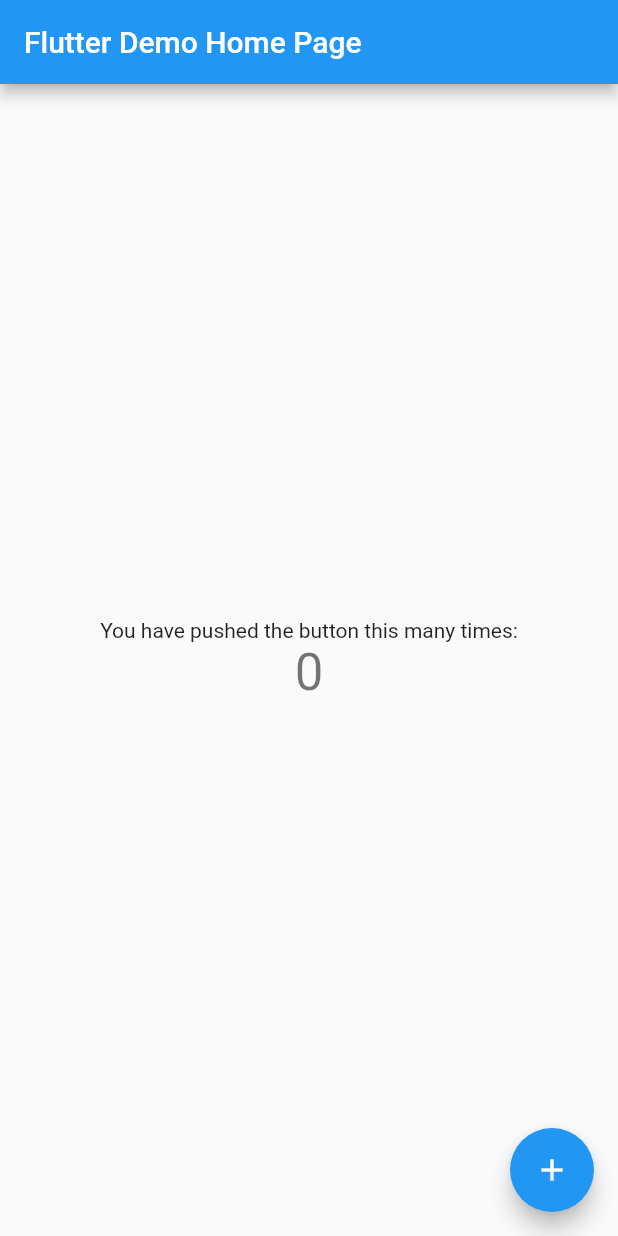
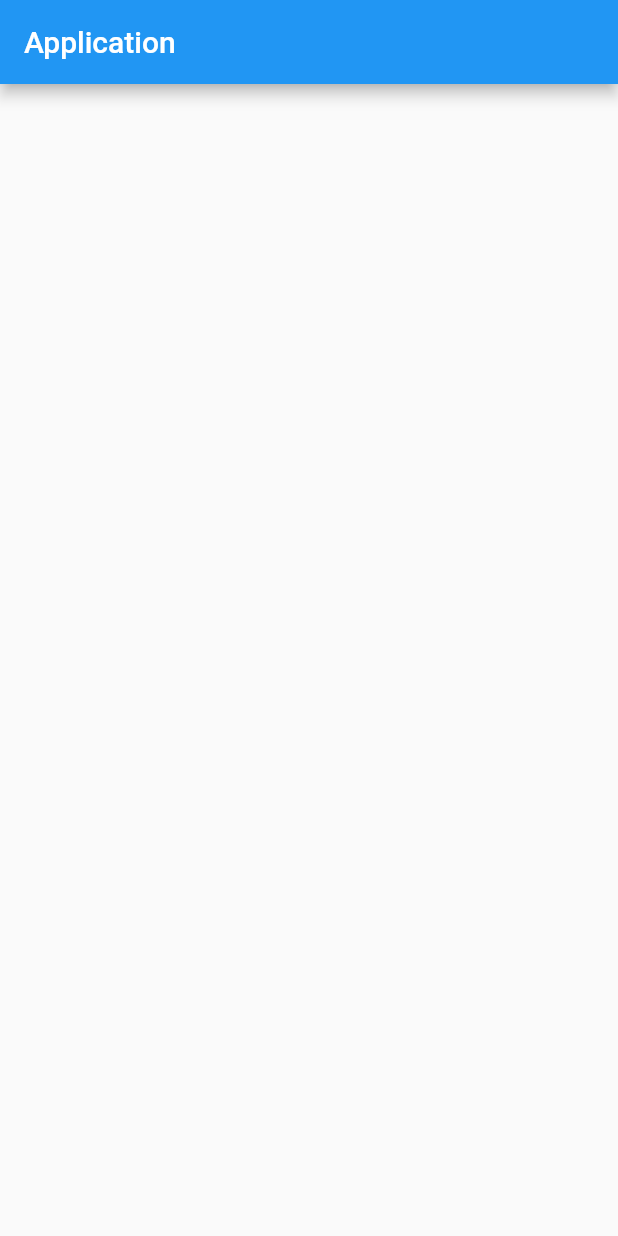
Before and after one commit to MaratLKanatov/flutter_like_in_video, a Flutter app: the screen it shows after launch, on a phone screen of 412 x 824 dp. Run offline on Flutter 3.47's test engine with Material 2 defaults, Android fonts, the phone set to English and light mode, and no system bars.

Commit message:
Delete default code

```diff
--- a/lib/main.dart
+++ b/lib/main.dart
@@ -1,115 +1,6 @@
-import 'package:flutter/material.dart';
 
-void main() {
-  runApp(const MyApp());
-}
+import 'package:flutter/cupertino.dart';
 
-class MyApp extends StatelessWidget {
-  const MyApp({Key? key}) : super(key: key);
+import 'my_app.dart';
 
-  // This widget is the root of your application.
-  @override
-  Widget build(BuildContext context) {
-    return MaterialApp(
-      title: 'Flutter Demo',
-      theme: ThemeData(
-        // This is the theme of your application.
-        //
-        // Try running your application with "flutter run". You'll see the
-        // application has a blue toolbar. Then, without quitting the app, try
-        // changing the primarySwatch below to Colors.green and then invoke
-        // "hot reload" (press "r" in the console where you ran "flutter run",
-        // or simply save your changes to "hot reload" in a Flutter IDE).
-        // Notice that the counter didn't reset back to zero; the application
-        // is not restarted.
-        primarySwatch: Colors.blue,
-      ),
-      home: const MyHomePage(title: 'Flutter Demo Home Page'),
-    );
-  }
-}
-
-class MyHomePage extends StatefulWidget {
-  const MyHomePage({Key? key, required this.title}) : super(key: key);
-
-  // This widget is the home page of your application. It is stateful, meaning
-  // that it has a State object (defined below) that contains fields that affect
-  // how it looks.
-
-  // This class is the configuration for the state. It holds the values (in this
-  // case the title) provided by the parent (in this case the App widget) and
-  // used by the build method of the State. Fields in a Widget subclass are
-  // always marked "final".
-
-  final String title;
-
-  @override
-  State<MyHomePage> createState() => _MyHomePageState();
-}
-
-class _MyHomePageState extends State<MyHomePage> {
-  int _counter = 0;
-
-  void _incrementCounter() {
-    setState(() {
-      // This call to setState tells the Flutter framework that something has
-      // changed in this State, which causes it to rerun the build method below
-      // so that the display can reflect the updated values. If we changed
-      // _counter without calling setState(), then the build method would not be
-      // called again, and so nothing would appear to happen.
-      _counter++;
-    });
-  }
-
-  @override
-  Widget build(BuildContext context) {
-    // This method is rerun every time setState is called, for instance as done
-    // by the _incrementCounter method above.
-    //
-    // The Flutter framework has been optimized to make rerunning build methods
-    // fast, so that you can just rebuild anything that needs updating rather
-    // than having to individually change instances of widgets.
-    return Scaffold(
-      appBar: AppBar(
-        // Here we take the value from the MyHomePage object that was created by
-        // the App.build method, and use it to set our appbar title.
-        title: Text(widget.title),
-      ),
-      body: Center(
-        // Center is a layout widget. It takes a single child and positions it
-        // in the middle of the parent.
-        child: Column(
-          // Column is also a layout widget. It takes a list of children and
-          // arranges them vertically. By default, it sizes itself to fit its
-          // children horizontally, and tries to be as tall as its parent.
-          //
-          // Invoke "debug painting" (press "p" in the console, choose the
-          // "Toggle Debug Paint" action from the Flutter Inspector in Android
-          // Studio, or the "Toggle Debug Paint" command in Visual Studio Code)
-          // to see the wireframe for each widget.
-          //
-          // Column has various properties to control how it sizes itself and
-          // how it positions its children. Here we use mainAxisAlignment to
-          // center the children vertically; the main axis here is the vertical
-          // axis because Columns are vertical (the cross axis would be
-          // horizontal).
-          mainAxisAlignment: MainAxisAlignment.center,
-          children: <Widget>[
-            const Text(
-              'You have pushed the button this many times:',
-            ),
-            Text(
-              '$_counter',
-              style: Theme.of(context).textTheme.headline4,
-            ),
-          ],
-        ),
-      ),
-      floatingActionButton: FloatingActionButton(
-        onPressed: _incrementCounter,
-        tooltip: 'Increment',
-        child: const Icon(Icons.add),
-      ), // This trailing comma makes auto-formatting nicer for build methods.
-    );
-  }
-}
+void main() => runApp(const MyApp());
--- /dev/null
+++ b/lib/my_app.dart
@@ -0,0 +1,14 @@
+import 'package:flutter/material.dart';
+import 'package:flutter_like_in_video/screens/home_screen.dart';
+
+class MyApp extends StatelessWidget {
+  const MyApp({Key? key}) : super(key: key);
+
+  @override
+  Widget build(BuildContext context) {
+    return const MaterialApp(
+      title: "My App",
+      home: HomeScreen(),
+    );
+  }
+}
--- /dev/null
+++ b/lib/screens/home_screen.dart
@@ -0,0 +1,15 @@
+import 'package:flutter/material.dart';
+
+class HomeScreen extends StatelessWidget {
+  const HomeScreen({Key? key}) : super(key: key);
+
+  @override
+  Widget build(BuildContext context) {
+    return Scaffold(
+      appBar: AppBar(
+        title: const Text("Application"),
+      ),
+      body: Container(),
+    );
+  }
+}
```
Also changed, not shown: 1 other file.
